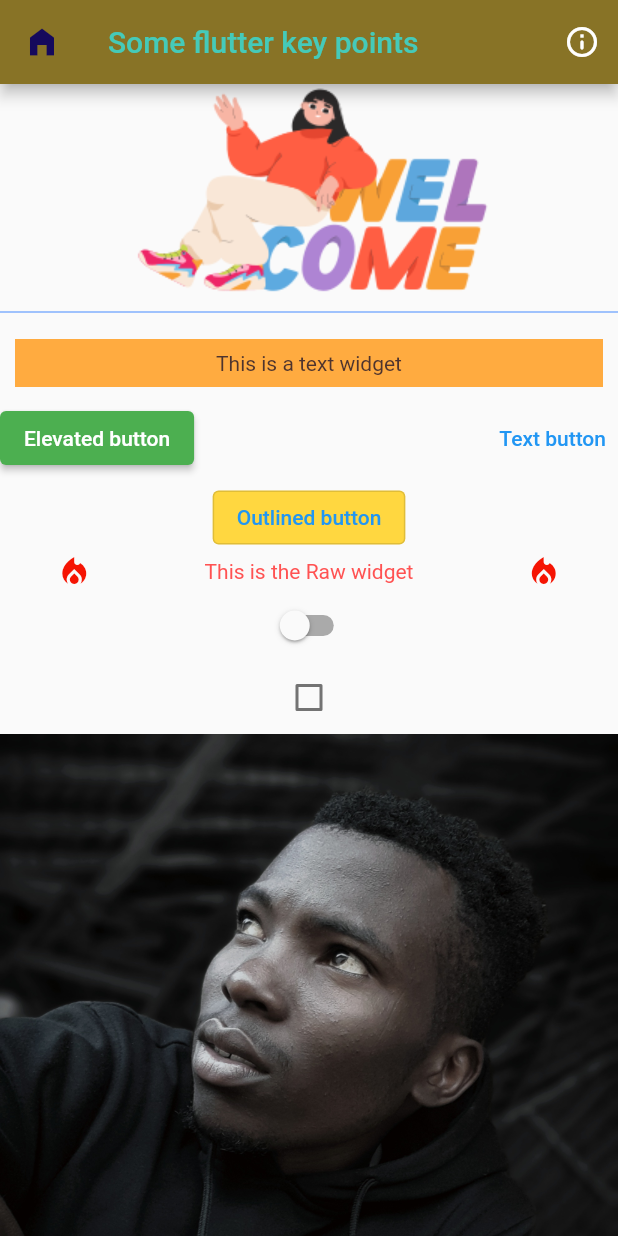
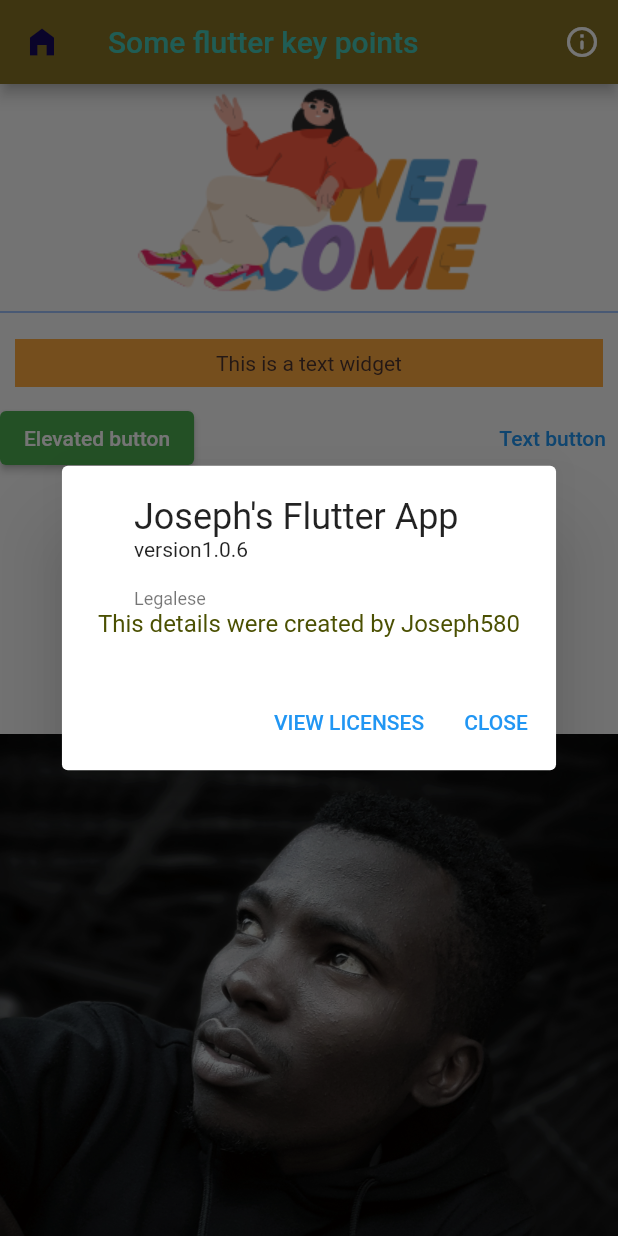
Before and after one commit to indieka900/second-flutter-app, a Flutter app: the ContentF screen opened directly, after a tap on the "info outline" icon, on a phone screen of 412 x 824 dp. Run offline on Flutter 3.47's test engine with Material 2 defaults, Android fonts, the phone set to English and light mode, and no system bars.

Commit message:
Second tutorial

```diff
--- a/lib/pages/pages/flutter_tutorial.dart
+++ b/lib/pages/pages/flutter_tutorial.dart
@@ -31,7 +31,23 @@ class _ContentState extends State<ContentF> {
         ),
         actions: [
           IconButton(
-            onPressed: () {},
+            onPressed: () {
+              showDialog(
+                context: context,
+                builder: (context) => const AboutDialog(
+                  //applicationIcon: FlutterLogo(),
+                  applicationLegalese: 'Legalese',
+                  applicationName: 'Joseph\'s Flutter App',
+                  applicationVersion: 'version1.0.6',
+                  children: [
+                    Text(
+                      "This details were created by Joseph580",
+                      style: TextStyle(color: Color.fromARGB(255, 75, 80, 2)),
+                    ),
+                  ],
+                ),
+              );
+            },
             icon: Icon(Icons.info_outline_rounded),
           ),
         ],
```
